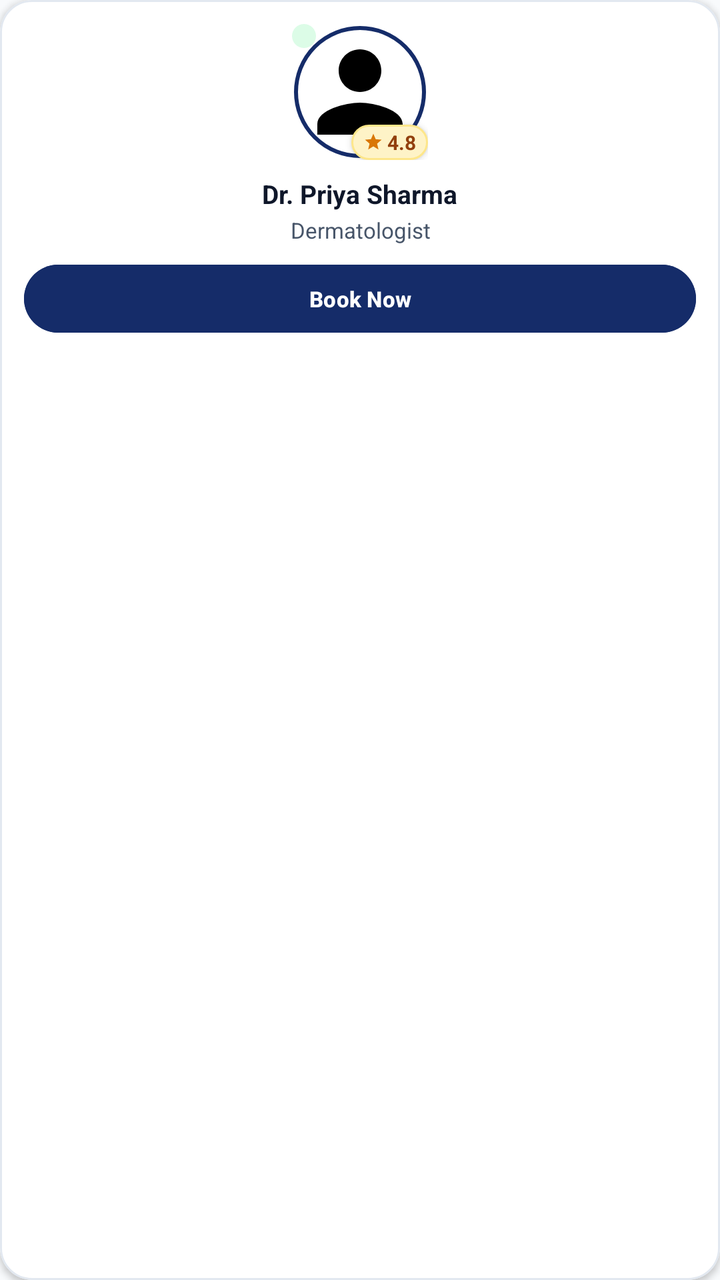
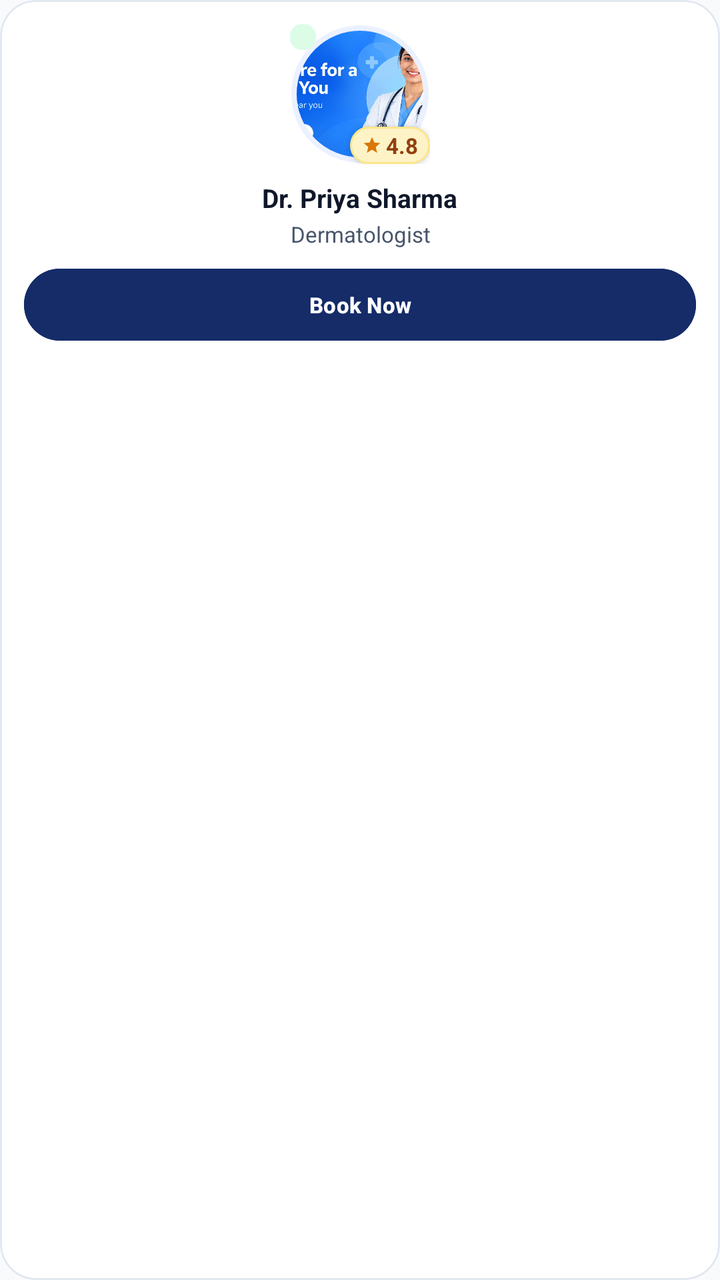

An Android layout rendered at two revisions. The XML below is the earlier revision; the diff shows what the commit changed to produce the second picture.
<!-- AndroidManifest.xml: application theme Theme.CareWell -->
<!-- res/layout/item_doctor_preview.xml -->
<?xml version="1.0" encoding="utf-8"?>
<com.google.android.material.card.MaterialCardView xmlns:android="http://schemas.android.com/apk/res/android"
    xmlns:app="http://schemas.android.com/apk/res-auto"
    android:layout_width="165dp"
    android:layout_height="wrap_content"
    android:layout_margin="6dp"
    app:cardBackgroundColor="@color/surface_white"
    app:cardCornerRadius="16dp"
    app:cardElevation="2dp"
    app:strokeColor="@color/card_stroke"
    app:strokeWidth="1dp">

    <LinearLayout
        android:layout_width="match_parent"
        android:layout_height="wrap_content"
        android:gravity="center_horizontal"
        android:orientation="vertical"
        android:padding="12dp">

        <FrameLayout
            android:layout_width="wrap_content"
            android:layout_height="wrap_content"
            android:layout_gravity="center_horizontal">

            <com.google.android.material.imageview.ShapeableImageView
                android:id="@+id/iv_doctor_preview"
                android:layout_width="68dp"
                android:layout_height="68dp"
                android:layout_gravity="center"
                android:contentDescription="Doctor Preview Image"
                android:padding="2dp"
                android:scaleType="centerCrop"
                android:src="@drawable/ic_user"
                app:shapeAppearanceOverlay="@style/ShapeAppearanceOverlay.App.Circle"
                app:strokeColor="@color/primary"
                app:strokeWidth="2dp" />

            
            <View
                android:id="@+id/view_available_dot"
                android:layout_width="12dp"
                android:layout_height="12dp"
                android:layout_gravity="top|start"
                android:background="@drawable/bg_badge_verified" />

            
            <LinearLayout
                android:layout_width="wrap_content"
                android:layout_height="wrap_content"
                android:layout_gravity="bottom|end"
                android:background="@drawable/bg_rating_chip"
                android:elevation="2dp"
                android:gravity="center_vertical"
                android:paddingHorizontal="6dp"
                android:paddingVertical="2dp">

                <ImageView
                    android:layout_width="10dp"
                    android:layout_height="10dp"
                    android:contentDescription="Rating star"
                    android:src="@drawable/ic_star"
                    app:tint="@color/warning_yellow" />

                <TextView
                    android:id="@+id/tv_rating_preview"
                    android:layout_width="wrap_content"
                    android:layout_height="wrap_content"
                    android:layout_marginStart="2dp"
                    android:text="4.8"
                    android:textColor="#92400E"
                    android:textSize="10sp"
                    android:textStyle="bold" />
            </LinearLayout>

        </FrameLayout>

        <TextView
            android:id="@+id/tv_doctor_name_preview"
            android:layout_width="wrap_content"
            android:layout_height="wrap_content"
            android:layout_marginTop="8dp"
            android:ellipsize="end"
            android:gravity="center"
            android:maxLines="1"
            android:text="Dr. Priya Sharma"
            android:textColor="@color/text_primary"
            android:textSize="13sp"
            android:textStyle="bold" />

        <TextView
            android:id="@+id/tv_specialization_preview"
            android:layout_width="wrap_content"
            android:layout_height="wrap_content"
            android:layout_marginTop="2dp"
            android:ellipsize="end"
            android:gravity="center"
            android:maxLines="1"
            android:text="Dermatologist"
            android:textColor="@color/text_secondary"
            android:textSize="11sp" />

        <com.google.android.material.button.MaterialButton
            android:id="@+id/btn_book_preview"
            android:layout_width="match_parent"
            android:layout_height="34dp"
            android:layout_marginTop="10dp"
            android:backgroundTint="@color/primary"
            android:insetTop="0dp"
            android:insetBottom="0dp"
            android:padding="0dp"
            android:text="Book Now"
            android:textColor="@color/white"
            android:textSize="11sp"
            android:textStyle="bold"
            app:cornerRadius="17dp" />

    </LinearLayout>

</com.google.android.material.card.MaterialCardView>
<!-- resources referenced by this layout -->
<resources>
  <color name="card_stroke">#E2E8F0</color>
  <color name="primary">#152C69</color>
  <color name="surface_white">#FFFFFF</color>
  <color name="text_primary">#0F172A</color>
  <color name="text_secondary">#475569</color>
  <color name="warning_yellow">#D97706</color>
  <color name="white">#FFFFFF</color>
  <!-- drawable bg_badge_verified (drawable) -->
  <?xml version="1.0" encoding="utf-8"?>
  <shape xmlns:android="http://schemas.android.com/apk/res/android"
      android:shape="rectangle">
      <solid android:color="#DCFCE7" />
      <corners android:radius="6dp" />
  </shape>
  <!-- drawable bg_rating_chip (drawable) -->
  <?xml version="1.0" encoding="utf-8"?>
  <shape xmlns:android="http://schemas.android.com/apk/res/android"
      android:shape="rectangle">
      <solid android:color="#FEF3C7" />
      <corners android:radius="12dp" />
      <stroke
          android:width="1dp"
          android:color="#FDE68A" />
  </shape>
  <!-- drawable ic_star (drawable) -->
  <vector xmlns:android="http://schemas.android.com/apk/res/android"
      android:width="24dp"
      android:height="24dp"
      android:viewportWidth="24"
      android:viewportHeight="24">
      <path
          android:fillColor="#F59E0B"
          android:pathData="M12,17.27L18.18,21l-1.64,-7.03L22,9.24l-7.19,-0.61L12,2 9.19,8.63 2,9.24l5.46,4.73L5.82,21z"/>
  </vector>
  <!-- drawable ic_user (drawable) -->
  <vector xmlns:android="http://schemas.android.com/apk/res/android"
      android:width="24dp"
      android:height="24dp"
      android:viewportWidth="24"
      android:viewportHeight="24">
      <path
          android:fillColor="#FF000000"
          android:pathData="M12,12c2.21,0 4,-1.79 4,-4s-1.79,-4 -4,-4 -4,1.79 -4,4 1.79,4 4,4zm0,2c-2.67,0 -8,1.34 -8,4v2h16v-2c0,-2.66 -5.33,-4 -8,-4z"/>
  </vector>
  <style name="ShapeAppearanceOverlay.App.Circle" parent="">
          <item name="cornerSize">50%</item>
      </style>
  <style name="Theme.CareWell" parent="Base.Theme.CareWell" />
  <style name="Base.Theme.CareWell" parent="Theme.Material3.Light.NoActionBar">
          <item name="colorPrimary">@color/primary</item>
          <item name="colorPrimaryVariant">@color/primary_dark</item>
          <item name="colorOnPrimary">@color/white</item>
          <item name="colorSecondary">@color/secondary</item>
          <item name="colorSecondaryVariant">@color/secondary</item>
          <item name="colorOnSecondary">@color/white</item>
          <item name="android:statusBarColor">@color/white</item>
          <item name="android:windowLightStatusBar">true</item>
          <item name="android:windowBackground">@color/background_light</item>
          <item name="colorSecondaryContainer">@color/primary_light</item>
          <item name="colorOnSecondaryContainer">@color/primary</item>
          <item name="android:navigationBarColor">@color/white</item>
          <item name="android:windowLightNavigationBar" tools:targetApi="o_mr1">true</item>
      </style>
  <color name="primary_dark">#0D1D47</color>
  <color name="secondary">#2563EB</color>
  <color name="background_light">#F8FAFC</color>
  <color name="primary_light">#EBF1FF</color>
</resources>

<!-- the commit's change to res/layout/item_doctor_preview.xml (unified diff, before → after) -->
@@ -1,12 +1,12 @@
 <?xml version="1.0" encoding="utf-8"?>
 <com.google.android.material.card.MaterialCardView xmlns:android="http://schemas.android.com/apk/res/android"
     xmlns:app="http://schemas.android.com/apk/res-auto"
-    android:layout_width="165dp"
+    android:layout_width="match_parent"
     android:layout_height="wrap_content"
-    android:layout_margin="6dp"
+    android:layout_margin="5dp"
     app:cardBackgroundColor="@color/surface_white"
-    app:cardCornerRadius="16dp"
-    app:cardElevation="2dp"
+    app:cardCornerRadius="18dp"
+    app:cardElevation="3dp"
     app:strokeColor="@color/card_stroke"
     app:strokeWidth="1dp">
 
@@ -24,22 +24,22 @@
 
             <com.google.android.material.imageview.ShapeableImageView
                 android:id="@+id/iv_doctor_preview"
-                android:layout_width="68dp"
-                android:layout_height="68dp"
+                android:layout_width="70dp"
+                android:layout_height="70dp"
                 android:layout_gravity="center"
                 android:contentDescription="Doctor Preview Image"
                 android:padding="2dp"
                 android:scaleType="centerCrop"
-                android:src="@drawable/ic_user"
+                android:src="@drawable/banner_1"
                 app:shapeAppearanceOverlay="@style/ShapeAppearanceOverlay.App.Circle"
-                app:strokeColor="@color/primary"
-                app:strokeWidth="2dp" />
+                app:strokeColor="@color/primary_light"
+                app:strokeWidth="2.5dp" />
 
             
             <View
                 android:id="@+id/view_available_dot"
-                android:layout_width="12dp"
-                android:layout_height="12dp"
+                android:layout_width="13dp"
+                android:layout_height="13dp"
                 android:layout_gravity="top|start"
                 android:background="@drawable/bg_badge_verified" />
 
@@ -68,7 +68,7 @@
                     android:layout_marginStart="2dp"
                     android:text="4.8"
                     android:textColor="#92400E"
-                    android:textSize="10sp"
+                    android:textSize="11sp"
                     android:textStyle="bold" />
             </LinearLayout>
 
@@ -102,7 +102,7 @@
         <com.google.android.material.button.MaterialButton
             android:id="@+id/btn_book_preview"
             android:layout_width="match_parent"
-            android:layout_height="34dp"
+            android:layout_height="36dp"
             android:layout_marginTop="10dp"
             android:backgroundTint="@color/primary"
             android:insetTop="0dp"
@@ -112,7 +112,7 @@
             android:textColor="@color/white"
             android:textSize="11sp"
             android:textStyle="bold"
-            app:cornerRadius="17dp" />
+            app:cornerRadius="18dp" />
 
     </LinearLayout>
 
<!-- resource entries referenced after the edit -->
@@ -7,6 +7,7 @@
   <color name="text_secondary">#475569</color>
   <color name="warning_yellow">#D97706</color>
   <color name="white">#FFFFFF</color>
+  <!-- drawable banner_1: jpeg bitmap (drawable, 99755 bytes) -->
   <!-- drawable bg_badge_verified (drawable) -->
   <?xml version="1.0" encoding="utf-8"?>
   <shape xmlns:android="http://schemas.android.com/apk/res/android"
@@ -34,16 +35,6 @@
           android:fillColor="#F59E0B"
           android:pathData="M12,17.27L18.18,21l-1.64,-7.03L22,9.24l-7.19,-0.61L12,2 9.19,8.63 2,9.24l5.46,4.73L5.82,21z"/>
   </vector>
-  <!-- drawable ic_user (drawable) -->
-  <vector xmlns:android="http://schemas.android.com/apk/res/android"
-      android:width="24dp"
-      android:height="24dp"
-      android:viewportWidth="24"
-      android:viewportHeight="24">
-      <path
-          android:fillColor="#FF000000"
-          android:pathData="M12,12c2.21,0 4,-1.79 4,-4s-1.79,-4 -4,-4 -4,1.79 -4,4 1.79,4 4,4zm0,2c-2.67,0 -8,1.34 -8,4v2h16v-2c0,-2.66 -5.33,-4 -8,-4z"/>
-  </vector>
   <style name="ShapeAppearanceOverlay.App.Circle" parent="">
           <item name="cornerSize">50%</item>
       </style>
